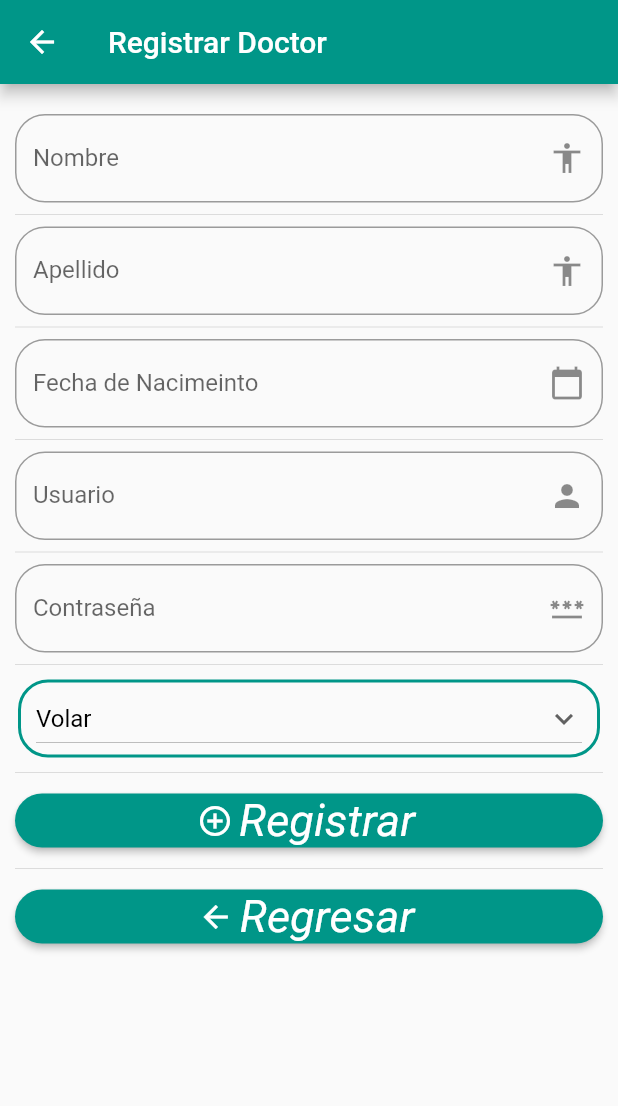
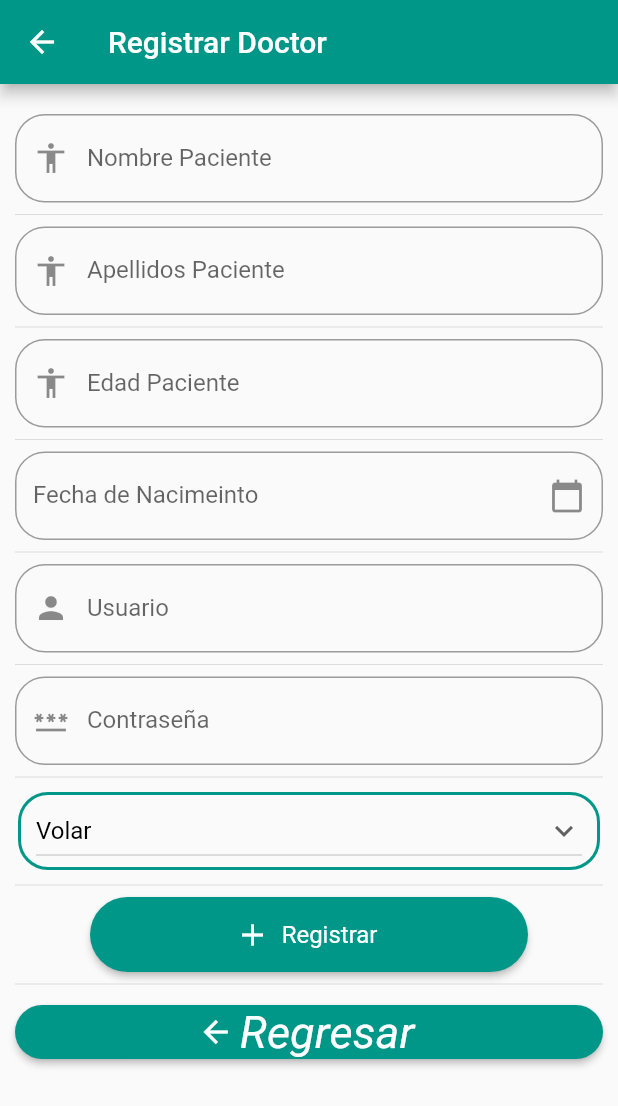
Before and after one commit to MarianoHuerta/ProyectoFlutter, a Flutter app: the registroDoctor screen opened directly, after a tap on "Registrar", on a phone screen of 412 x 824 dp. Shown: the top 1106 px of the screen. Run offline on Flutter 3.47's test engine with Material 2 defaults, Android fonts, the phone set to English and light mode, and no system bars.

Commit message:
Actualización de id's

```diff
--- a/lib/view/modificar_doctor.dart
+++ b/lib/view/modificar_doctor.dart
@@ -13,7 +13,7 @@ class ModificarDoctor extends StatefulWidget {
 class _ModificarDoctorState extends State<ModificarDoctor>{
 
   TextEditingController numeroController = new TextEditingController();
-  int id = 32;
+  int id = 13;
   String _numero = '';
   String _opcion = 'Volar';
 
--- a/lib/view/modificar_paciente.dart
+++ b/lib/view/modificar_paciente.dart
@@ -13,7 +13,7 @@ class ModificarPaciente extends StatefulWidget {
 class _ModificarPacienteState extends State<ModificarPaciente>{
 
   TextEditingController numeroController = new TextEditingController();
-  int id = 32;
+  int id = 12;
   String _numero = '';
 
   //Función para traer el contenido de las cajas de texto del Widget PersonalTextField:
--- a/lib/view/registroDoctor.dart
+++ b/lib/view/registroDoctor.dart
@@ -1,6 +1,9 @@
 import 'dart:convert';
 
 import 'package:flutter/material.dart';
+
+import '/components/personal_button.dart';
+import '/components/personal_textField.dart';
 
 class registroDoctor extends StatefulWidget {
   registroDoctor({Key? key}) : super(key: key);
@@ -21,9 +24,15 @@ class _registroDoctorState extends State<registroDoctor> {
 
   List<String> _consultorios = ['Volar', 'Rayo X', 'Super Aliento', 'super Fuerza'];
 
-
+  TextEditingController numeroController = new TextEditingController();
+  int id = 11;
+  String _numero = '';
   TextEditingController _inputFieldDateController = new TextEditingController();
-
+ onPressedConsultorio(id){
+    _numero = numeroController.text;
+    print('press $_numero');
+    numeroController.clear();
+  }
   @override
   Widget build(BuildContext context) {
     return Scaffold(
@@ -38,19 +47,22 @@ class _registroDoctorState extends State<registroDoctor> {
 
         ),
         children: [
-          _crearNombre(),
+          new PersonalTextField(numeroController, 'Nombre', 'Nombre Paciente', icono: Icons.accessibility),
           Divider(),
-          _crearApellido(),
+          new PersonalTextField(numeroController, 'Apellidos', 'Apellidos Paciente', icono: Icons.accessibility),
+          Divider(),
+          new PersonalTextField(numeroController, 'Edad', 'Edad Paciente', icono: Icons.accessibility),
           Divider(),
           _crearFecha(context),
           Divider(),
-          _crearUsuario(),
+          new PersonalTextField(numeroController, 'Usuario', 'Usuario', icono: Icons.person),
           Divider(),
-          _crearContrasena(),
+          new PersonalTextField(numeroController, 'Contraseña', 'Contraseña', icono: Icons.password),
           Divider(),
           _ListaConsultorios(),
           Divider(),
-          _registrarBoton(),
+
+          new PersonalButton(id, onPressedConsultorio, 'Registrar', icono: Icons.add),
           Divider(),
           _salirBoton(),
         ],
@@ -59,62 +71,6 @@ class _registroDoctorState extends State<registroDoctor> {
     );
   }
 
-  Widget _crearNombre(){
-    return TextField(
-      controller: nombre,
-      decoration: InputDecoration(
-        border: OutlineInputBorder(
-          borderRadius: BorderRadius.circular(20.0),
-        ),
-        hintText: 'Ingrese su Nombre Completo',
-        labelText: 'Nombre',
-        suffixIcon: Icon(Icons.accessibility),
-      ),
-    );
-  }
-
-  Widget _crearApellido(){
-    return TextField(
-      controller: apellido,
-      decoration: InputDecoration(
-        border: OutlineInputBorder(
-          borderRadius: BorderRadius.circular(20.0),
-        ),
-        hintText: 'Ingrese su Apellido Completo',
-        labelText: 'Apellido',
-        suffixIcon: Icon(Icons.accessibility),
-      ),
-    );
-  }
-
-  Widget _crearUsuario(){
-    return TextField(
-      controller: apellido,
-      decoration: InputDecoration(
-        border: OutlineInputBorder(
-          borderRadius: BorderRadius.circular(20.0),
-        ),
-        hintText: 'Ingrese su Usuario',
-        labelText: 'Usuario',
-        suffixIcon: Icon(Icons.person),
-      ),
-    );
-  }
-
-  Widget _crearContrasena(){
-    return TextField(
-      controller: apellido,
-      obscureText: true,
-      decoration: InputDecoration(
-        border: OutlineInputBorder(
-          borderRadius: BorderRadius.circular(20.0),
-        ),
-        hintText: 'Ingrese su Contraseña',
-        labelText: 'Contraseña',
-        suffixIcon: Icon(Icons.password),
-      ),
-    );
-  }
 
   Widget _crearFecha(BuildContext context){
     return TextField(
@@ -198,38 +154,6 @@ class _registroDoctorState extends State<registroDoctor> {
       ),
     );
   }
-  Widget _registrarBoton(){
-    return ElevatedButton.icon(
-      icon: Icon(
-        Icons.add_circle_outline
-      ),
-      style: ElevatedButton.styleFrom(
-        shape: RoundedRectangleBorder(
-          borderRadius: BorderRadius.circular(20)
-        ),
-        primary: Colors.teal,
-        textStyle: TextStyle(
-          color: Colors.white,
-          fontSize: 30,
-          fontStyle: FontStyle.italic
-        )
-      ),
-      label: Text('Registrar'),
-      onPressed: (){
-        setState(() {
-          _nombre = nombre.text;
-          _Apellido = apellido.text;
-
-          print("$_nombre $_Apellido $_fecha $_edad");
-
-          nombre.text='';
-          apellido.text='';
-          _edad=0;
-        });
-      },
-      );
-  }
-
 
   Widget _salirBoton(){
     return ElevatedButton.icon(
```
